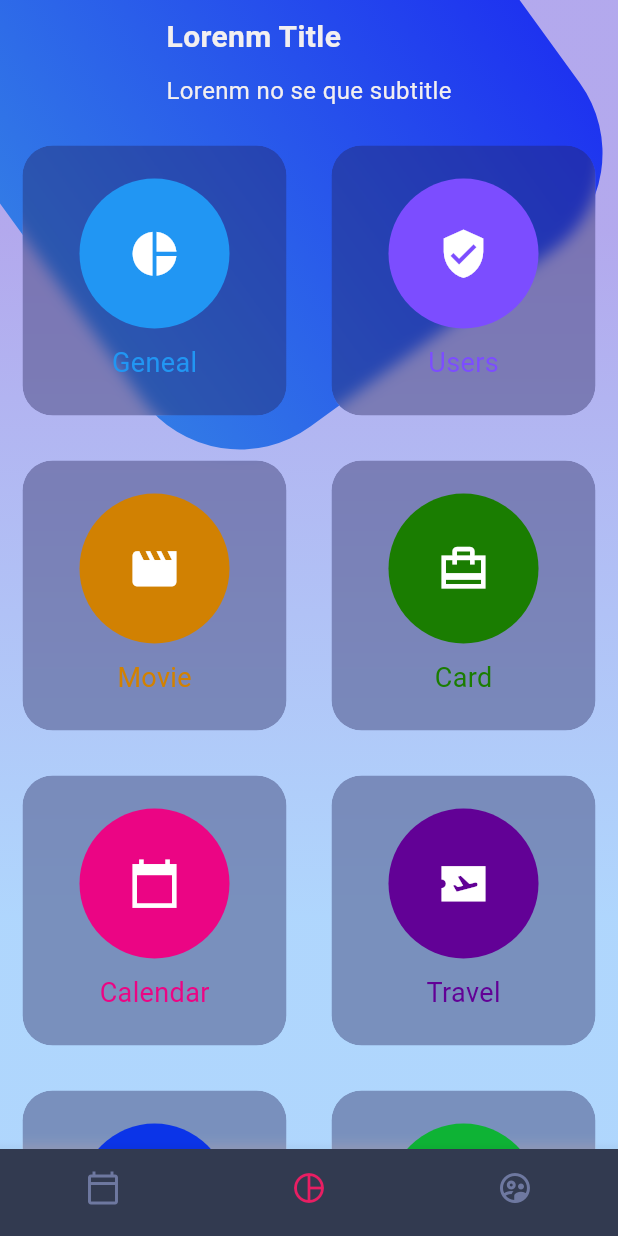
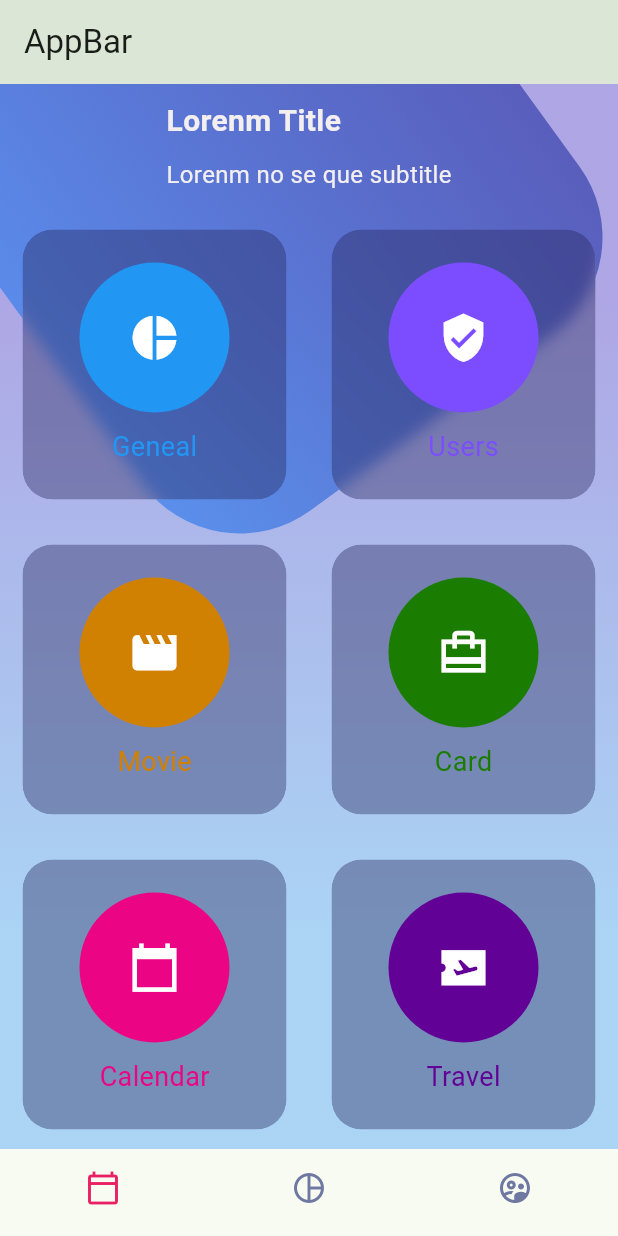
Before and after one commit to edgardoll4/app_yayo, a Flutter app: the screen it shows after launch, on a phone screen of 412 x 824 dp. Run offline on Flutter 3.47's test engine with Material 2 defaults, Android fonts, the phone set to English and light mode, and no system bars; our stand-ins replace go_router.

Commit message:
intentando colocar tema de color

```diff
--- /dev/null
+++ b/lib/config/theme/app_theme.dart
@@ -0,0 +1,29 @@
+import 'package:flutter/material.dart';
+
+const Color _customColor = Color(0x86C95E17);
+const List<Color> _colorThemes = [
+  _customColor,
+  Colors.yellow,
+  Colors.blue,
+  Colors.red,
+  Colors.purple,
+  Colors.pink,
+  Colors.orange,
+  Colors.green,
+  Color.fromARGB(192, 81, 185, 39),
+];
+
+class AppTheme {
+  final int selectColor;
+
+  AppTheme({this.selectColor = 0})
+      : assert(selectColor >= 0 && selectColor < _colorThemes.length,
+            'El SelectColor debe ser entre 0 y ${_colorThemes.length - 1}');
+  ThemeData theme() {
+    return ThemeData(
+      brightness: Brightness.light,
+      colorSchemeSeed: _colorThemes[selectColor],
+      useMaterial3: true,
+    );
+  }
+}
--- a/lib/main.dart
+++ b/lib/main.dart
@@ -1,32 +1,5 @@
+import 'package:app_yayo/my_app.dart';
 import 'package:flutter/material.dart';
-import 'package:app_yayo/screens/home_screen.dart';
-import 'package:app_yayo/screens/scroll_design.dart';
-import 'package:app_yayo/screens/basic_design.dart';
-import 'package:flutter/services.dart';
+import 'package:flutter_web_plugins/url_strategy.dart';
 
-void main() => runApp(const MyApp());
-
-class MyApp extends StatelessWidget {
-  const MyApp({super.key});
-
-  @override
-  Widget build(BuildContext context) {
-    SystemChrome.setSystemUIOverlayStyle(SystemUiOverlayStyle
-        .light); // opciones para la bara de estado y notificaciones del telefono
-
-    return MaterialApp(
-        debugShowCheckedModeBanner: false,
-        theme: ThemeData(
-          useMaterial3: true,
-          // colorSchemeSeed: Colors.red,
-          colorScheme: const ColorScheme.light(),
-        ),
-        title: 'YaYo App',
-        initialRoute: 'homa_screen',
-        routes: {
-          'basic_design': (BuildContext context) => const BasicDesignScreen(),
-          'scroll_screen': (BuildContext context) => ScrollScreen(),
-          'homa_screen': (BuildContext context) => const HomeScreen(),
-        });
-  }
-}
+void main(List<String> arg) => {usePathUrlStrategy(), runApp(const MyApp())};
--- /dev/null
+++ b/lib/my_app.dart
@@ -0,0 +1,54 @@
+import 'package:app_yayo/config/theme/app_theme.dart';
+import 'package:flutter/material.dart';
+import 'package:app_yayo/screens/home_screen.dart';
+import 'package:app_yayo/screens/scroll_design.dart';
+import 'package:app_yayo/screens/basic_design.dart';
+import 'package:flutter/services.dart';
+import 'package:go_router/go_router.dart';
+
+class MyApp extends StatefulWidget {
+  const MyApp({super.key});
+
+  @override
+  State<MyApp> createState() => _MyAppState();
+}
+
+class _MyAppState extends State<MyApp> {
+  final GoRouter router = GoRouter(
+    routes: <RouteBase>[
+      GoRoute(
+          path: '/',
+          name: 'home',
+          builder: (BuildContext context, GoRouterState state) {
+            return const HomeScreen();
+          }),
+      GoRoute(
+        path: '/scroll_screen',
+        name: 'scroll',
+        builder: (BuildContext context, GoRouterState state) {
+          return ScrollScreen();
+        },
+      ),
+      GoRoute(
+        path: '/basic_design',
+        name: 'basic',
+        builder: (BuildContext context, GoRouterState state) {
+          return const BasicDesignScreen();
+        },
+      ),
+    ],
+  );
+
+  @override
+  Widget build(BuildContext context) {
+    SystemChrome.setSystemUIOverlayStyle(SystemUiOverlayStyle
+        .light); // opciones para la bara de estado y notificaciones del telefono
+
+    return MaterialApp.router(
+      debugShowCheckedModeBanner: false,
+      theme: AppTheme(selectColor: 7).theme(),
+      title: 'YaYo App',
+      routerConfig: router,
+    );
+  }
+}
--- a/lib/screens/home_screen.dart
+++ b/lib/screens/home_screen.dart
@@ -11,6 +11,10 @@ class HomeScreen extends StatelessWidget {
   @override
   Widget build(BuildContext context) {
     return Scaffold(
+      appBar: AppBar(
+        title: Text('AppBar'),
+        elevation: 15,
+      ),
       body: Stack(
         children: [
           // Background
--- a/lib/screens/scroll_design.dart
+++ b/lib/screens/scroll_design.dart
@@ -1,3 +1,4 @@
+import 'package:app_yayo/widgets/custom_botton_navigation.dart';
 import 'package:flutter/material.dart';
 
 class ScrollScreen extends StatelessWidget {
@@ -25,7 +26,9 @@ class ScrollScreen extends StatelessWidget {
             PageSecundary(),
           ],
         ),
-    ));
+      ),
+      bottomNavigationBar: const CustomBottomNavigationBar(),
+    );
   }
 }
 
--- a/lib/widgets/backround.dart
+++ b/lib/widgets/backround.dart
@@ -1,22 +1,26 @@
 import 'dart:math';
 
+import 'package:app_yayo/config/theme/app_theme.dart';
 import 'package:app_yayo/constants/colors_theme.dart';
 import 'package:flutter/material.dart';
 
 class Background extends StatelessWidget {
-  final boxDecoration = BoxDecoration(
-      gradient: LinearGradient(
-          colors: [
-            ColorsThemeDefaul().colorBgPrimary,
-            ColorsThemeDefaul().colorBgPrimaryDark,
-          ],
-          begin: Alignment.topCenter,
-          end: Alignment.bottomCenter,
-          stops: [0.2, 0.8]));
   Background({super.key});
 
   @override
   Widget build(BuildContext context) {
+    final colors = Theme.of(context).colorScheme;
+    final boxDecoration = BoxDecoration(
+        gradient: LinearGradient(
+            colors: [
+              // Theme.of(context).primaryColor,
+              // Theme.of(context).primaryColorDark,
+              ColorsThemeDefaul().colorBgPrimary,
+              ColorsThemeDefaul().colorBgPrimaryDark,
+            ],
+            begin: Alignment.topCenter,
+            end: Alignment.bottomCenter,
+            stops: [0.2, 0.8]));
     return Stack(
       children: [
         // Background gradient blue dark
@@ -35,6 +39,8 @@ class _PinkBox extends StatelessWidget {
 
   @override
   Widget build(BuildContext context) {
+    final colors = Theme.of(context);
+
     return Transform.rotate(
       angle: -pi / 5.0,
       child: Container(
@@ -42,9 +48,11 @@ class _PinkBox extends StatelessWidget {
         height: 360,
         decoration: BoxDecoration(
             borderRadius: BorderRadius.circular(80),
-            gradient: const LinearGradient(colors: [
-              Color.fromRGBO(50, 122, 230, 1),
-              Color.fromRGBO(30, 51, 240, 1)
+            gradient: LinearGradient(colors: [
+              // colors.primaryColor,
+              // colors.primaryColorDark,
+              Color.fromRGBO(53, 126, 236, 0.692),
+              Color.fromRGBO(41, 53, 165, 0.637)
             ])),
       ),
     );
--- a/lib/widgets/custom_botton_navigation.dart
+++ b/lib/widgets/custom_botton_navigation.dart
@@ -1,25 +1,79 @@
 import 'package:flutter/material.dart';
-import 'package:flutter/src/widgets/framework.dart';
-import 'package:flutter/src/widgets/placeholder.dart';
+import 'package:go_router/go_router.dart';
 
-class CustomBottomNavigationBar extends StatelessWidget {
+class CustomBottomNavigationBar extends StatefulWidget {
   const CustomBottomNavigationBar({super.key});
+
+  @override
+  State<CustomBottomNavigationBar> createState() =>
+      _CustomBottomNavigationBarState();
+}
+
+class _CustomBottomNavigationBarState extends State<CustomBottomNavigationBar> {
+  var _currentIndex = 0;
 
   @override
   Widget build(BuildContext context) {
     return BottomNavigationBar(
       items: [
-        BottomNavigationBarItem(
-            icon: Icon(Icons.calendar_today_outlined), label: 'Calendario'),
-        BottomNavigationBarItem(
+        const BottomNavigationBarItem(
+          icon: Icon(Icons.calendar_today_outlined),
+          label: 'Calendario',
+        ),
+        const BottomNavigationBarItem(
             icon: Icon(Icons.pie_chart_outline_outlined), label: 'Chart'),
-        BottomNavigationBarItem(
+        const BottomNavigationBarItem(
             icon: Icon(Icons.supervised_user_circle_outlined), label: 'Users'),
       ],
+      onTap: (value) {
+        switch (value) {
+          case 0:
+            {
+              print(value);
+
+              // GoRouter.of(context).namedLocation('basic');
+              // GoRouter.of(context).pushNamed('basic');
+              GoRouter.of(context).goNamed('home');
+              setState(() {
+                _currentIndex = value;
+              });
+              break;
+            }
+          case 1:
+            {
+              print(value);
+              GoRouter.of(context).goNamed('basic');
+              setState(() {
+                _currentIndex = value;
+              });
+              break;
+            }
+          case 2:
+            {
+              print(value);
+              GoRouter.of(context).goNamed('scroll');
+              setState(() {
+                _currentIndex = value;
+              });
+              break;
+            }
+          case 3:
+            {
+              print('No valido');
+              break;
+            }
+          default:
+            {
+              print('Default');
+            }
+        }
+      },
       selectedItemColor: Colors.pink,
-      backgroundColor: Color.fromRGBO(50, 58, 80, 1),
-      unselectedItemColor: Color.fromRGBO(110, 120, 160, 1),
-      currentIndex: 1,
+      backgroundColor: Theme.of(context)
+          .scaffoldBackgroundColor, //const Color.fromRGBO(50, 58, 80, 1),
+      unselectedItemColor: const Color.fromRGBO(110, 120, 160, 1),
+      currentIndex: _currentIndex,
+      elevation: 0,
       showSelectedLabels:
           false, // Opcion para mostra label del item seleccionado
       showUnselectedLabels:
--- a/pubspec.yaml
+++ b/pubspec.yaml
@@ -35,6 +35,7 @@ dependencies:
   # The following adds the Cupertino Icons font to your application.
   # Use with the CupertinoIcons class for iOS style icons.
   cupertino_icons: ^1.0.2
+  go_router: ^6.5.7
 
 dev_dependencies:
   flutter_test:
```
Also changed, not shown: lib/screens/basic_design.dart (+17 -12 lines), pubspec.lock. Lines whose indentation alone changed are shown as unchanged.
